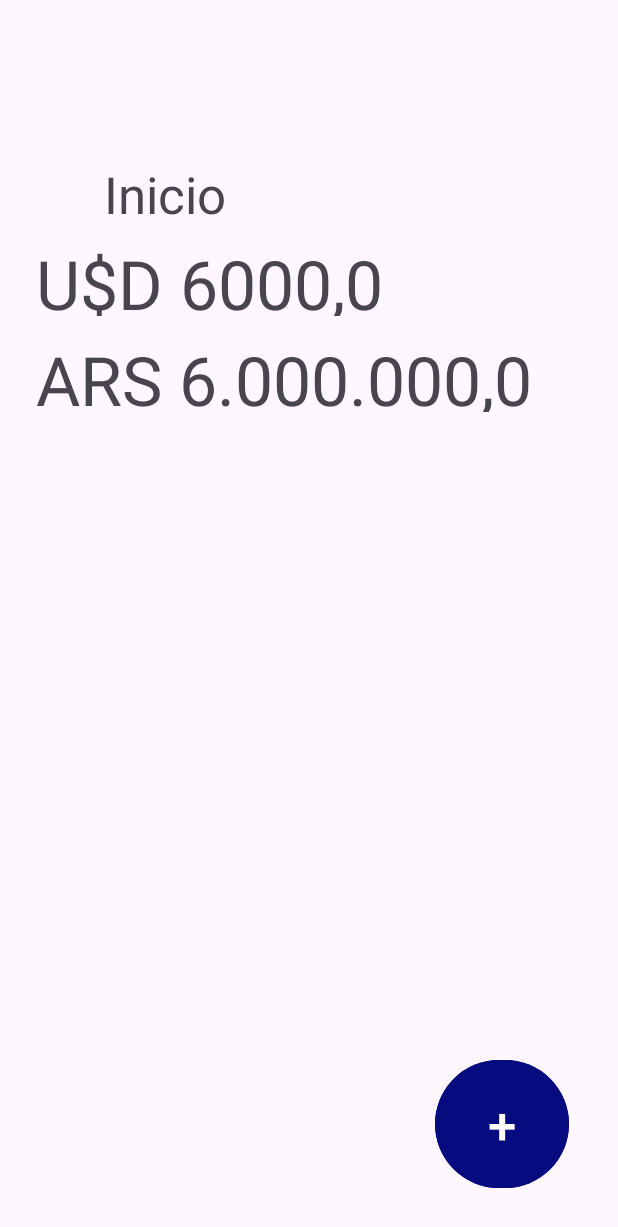
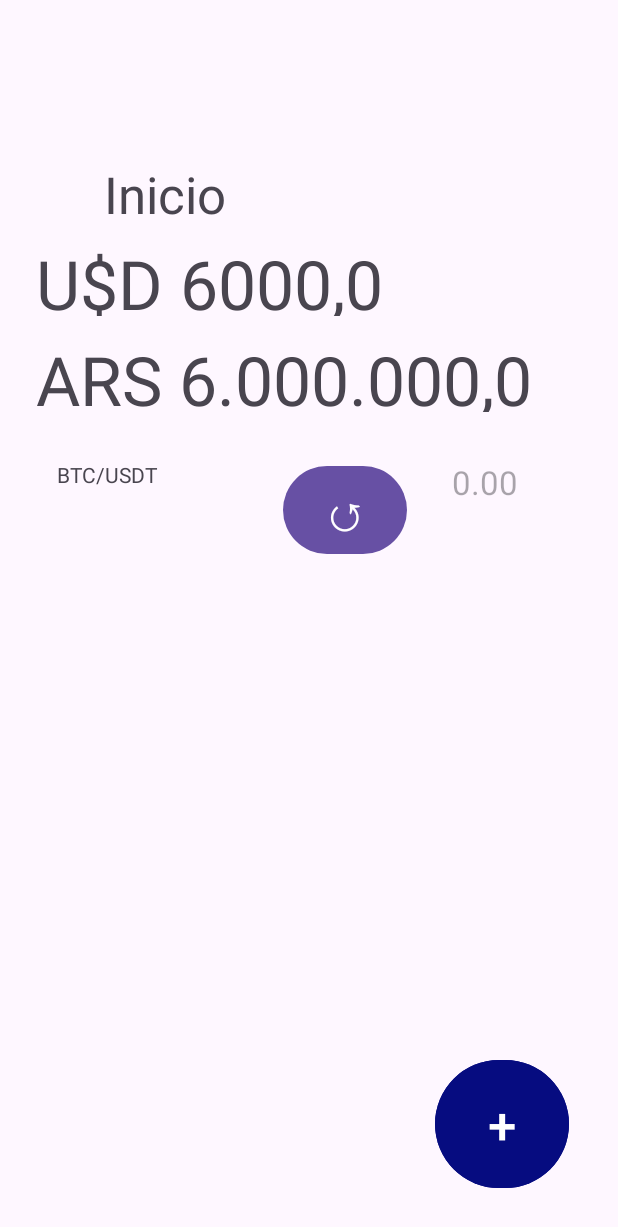
Before and after one commit to ffranco96/KotlinProject, an Android app: the HomeStartFragment screen opened directly, with no data from a screen before it, on a phone screen of 412 x 824 dp. Shown: the top 1227 px of the screen. Run offline under Robolectric (Android 15) with nearby library versions, the phone set to English and light mode, and no system bars; Roboto replaces fonts that are not available here.

Commit message:
Added broadcastReceiver in HomeStartFragment. Added linear layout to display btc/usdt values.

```diff
--- a/app/src/main/java/com/example/kotlinproject/activities/HomeActivity.kt
+++ b/app/src/main/java/com/example/kotlinproject/activities/HomeActivity.kt
@@ -1,9 +1,11 @@
 package com.example.kotlinproject.activities
 
+import android.content.Intent
 import androidx.appcompat.app.AppCompatActivity
 import android.os.Bundle
 import android.util.Log
 import com.example.kotlinproject.R
+import com.example.kotlinproject.services.CryptoValuesService
 
 class HomeActivity : AppCompatActivity() {
     override fun onCreate(savedInstanceState: Bundle?) {
--- a/app/src/main/java/com/example/kotlinproject/activities/LoginActivity.kt
+++ b/app/src/main/java/com/example/kotlinproject/activities/LoginActivity.kt
@@ -3,8 +3,10 @@ package com.example.kotlinproject.activities
 import android.content.Intent
 import androidx.appcompat.app.AppCompatActivity
 import android.os.Bundle
+import android.util.Log
 import android.widget.Button
 import com.example.kotlinproject.R
+import com.example.kotlinproject.services.CryptoValuesService
 
 class LoginActivity : AppCompatActivity() {
     override fun onCreate(savedInstanceState: Bundle?) {
--- a/app/src/main/java/com/example/kotlinproject/fragments/HomeStartFragment.kt
+++ b/app/src/main/java/com/example/kotlinproject/fragments/HomeStartFragment.kt
@@ -3,6 +3,7 @@ package com.example.kotlinproject.fragments
 import android.content.BroadcastReceiver
 import android.content.Context
 import android.content.Intent
+import android.content.IntentFilter
 import android.os.Bundle
 import android.util.Log
 import androidx.fragment.app.Fragment
@@ -11,39 +12,62 @@ import android.view.View
 import android.view.ViewGroup
 import android.widget.Button
 import android.widget.TextView
+import android.widget.Toast
 import com.example.kotlinproject.R
 import com.example.kotlinproject.activities.AddRegActivity
 import com.example.kotlinproject.services.CryptoValuesService
 
 class HomeStartFragment : Fragment() {
+    val textBtcValue: TextView? = null
+
+    val receiver = object: BroadcastReceiver() {
+        override fun onReceive(context: Context?, intent: Intent?) {
+            val btcValue = intent?.getDoubleExtra(CryptoValuesService.EXTRA_TEMP, -200.0) ?: -300.0 // @todo modify and replace for btc
+            Log.d("Temperatura", "Valor recibido $btcValue")
+            //Toast.makeText(context, "Llego valor btc: $btcValue",Toast.LENGTH_LONG).show()
+            if (btcValue < 0) {
+                textBtcValue?.text = "0.00"
+                Log.d("LifeCycle", "Error")
+            } else {
+                textBtcValue?.text = btcValue.toString()
+                Log.d("LifeCycle", btcValue.toString())
+            }
+        }
+    }
+    override fun onResume() {
+        val intentFilter = IntentFilter(CryptoValuesService.ACTION_TEMP)
+        activity?.registerReceiver(receiver, intentFilter)
+        super.onResume()
+    }
+
+    override fun onPause() {
+        activity?.unregisterReceiver(receiver)
+        super.onPause()
+    }
+
     override fun onCreateView(
         inflater: LayoutInflater, container: ViewGroup?,
         savedInstanceState: Bundle?
     ): View? {
         // Inflate the layout for this fragment
         val rootView = inflater.inflate(R.layout.fragment_home_start, container, false)
-        val receiver = object: BroadcastReceiver() {
-            override fun onReceive(context: Context?, intent: Intent?) {
-                //val btcPrice = intent?.getDoubleExtra(WeatherService.EXTRA_TEMP, -200.0) ?: -300.0
-                //if (btcPrice < 0) {
-                //    Log.d("LifeCycle", "Error")
-                //} else {
-                //    Log.d("LifeCycle", btcPrice.toString())
-                //}
-            }
-        }
+        textBtcValue?.text = rootView.findViewById(R.id.textBtcValue)
 
         // @todo Recycler mas adelante
         val buttonAddReg = rootView.findViewById<Button>(R.id.addRegButton)
         buttonAddReg.setOnClickListener {
-            val ciudad = "moscu"
+            goToAddReg()
+        }
+
+        val buttonUpdValues = rootView.findViewById<Button>(R.id.buttonUpdValues)
+        buttonUpdValues.setOnClickListener {
+            val ciudad = "buenosaires"
+            textBtcValue?.text = "..."
 
             // Comienza un servicio
             val intent = Intent(activity, CryptoValuesService::class.java)
             intent.putExtra("ciudad", ciudad)
             activity?.startService(intent)
-            Log.d("Temperatura", "Pase por aqui")
-            //goToAddReg()
         }
 
         return rootView
--- a/app/src/main/res/layout/fragment_home_start.xml
+++ b/app/src/main/res/layout/fragment_home_start.xml
@@ -20,13 +20,13 @@
         app:layout_constraintTop_toTopOf="parent" />
 
     <androidx.recyclerview.widget.RecyclerView
-        android:layout_width="343dp"
-        android:layout_height="520dp"
+        android:layout_width="339dp"
+        android:layout_height="418dp"
         android:layout_marginBottom="4dp"
         app:layout_constraintBottom_toBottomOf="parent"
         app:layout_constraintEnd_toEndOf="parent"
         app:layout_constraintStart_toStartOf="parent"
-        app:layout_constraintTop_toBottomOf="@+id/viewFirstCurrency2"
+        app:layout_constraintTop_toBottomOf="@+id/linearLayout"
         app:layout_constraintVertical_bias="1.0" />
 
     <TextView
@@ -66,4 +66,41 @@
         app:layout_constraintBottom_toBottomOf="parent"
         app:layout_constraintEnd_toEndOf="parent" />
 
+    <LinearLayout
+        android:id="@+id/linearLayout"
+        android:layout_width="337dp"
+        android:layout_height="71dp"
+        android:layout_marginTop="32dp"
+        android:orientation="horizontal"
+        app:layout_constraintEnd_toEndOf="parent"
+        app:layout_constraintStart_toStartOf="parent"
+        app:layout_constraintTop_toBottomOf="@+id/viewFirstCurrency2">
+
+        <TextView
+            android:id="@+id/labelBtcUSDT"
+            android:layout_width="179dp"
+            android:layout_height="match_parent"
+            android:layout_weight="1"
+            android:text="BTC/USDT" />
+
+        <Button
+            android:id="@+id/buttonUpdValues"
+            android:layout_width="111dp"
+            android:layout_height="wrap_content"
+            android:layout_weight="1"
+            android:text="↺"
+            android:textAlignment="center"
+            android:textSize="34sp" />
+
+        <TextView
+            android:id="@+id/textBtcValue"
+            android:layout_width="133dp"
+            android:layout_height="match_parent"
+            android:layout_weight="1"
+            android:hint="0.00"
+            android:textAlignment="center"
+            android:textAppearance="@style/TextAppearance.AppCompat.Large" />
+
+    </LinearLayout>
+
 </androidx.constraintlayout.widget.ConstraintLayout>
```
Also changed, not shown: app/src/main/java/com/example/kotlinproject/services/CryptoValuesService.kt (+9 -9 lines).
